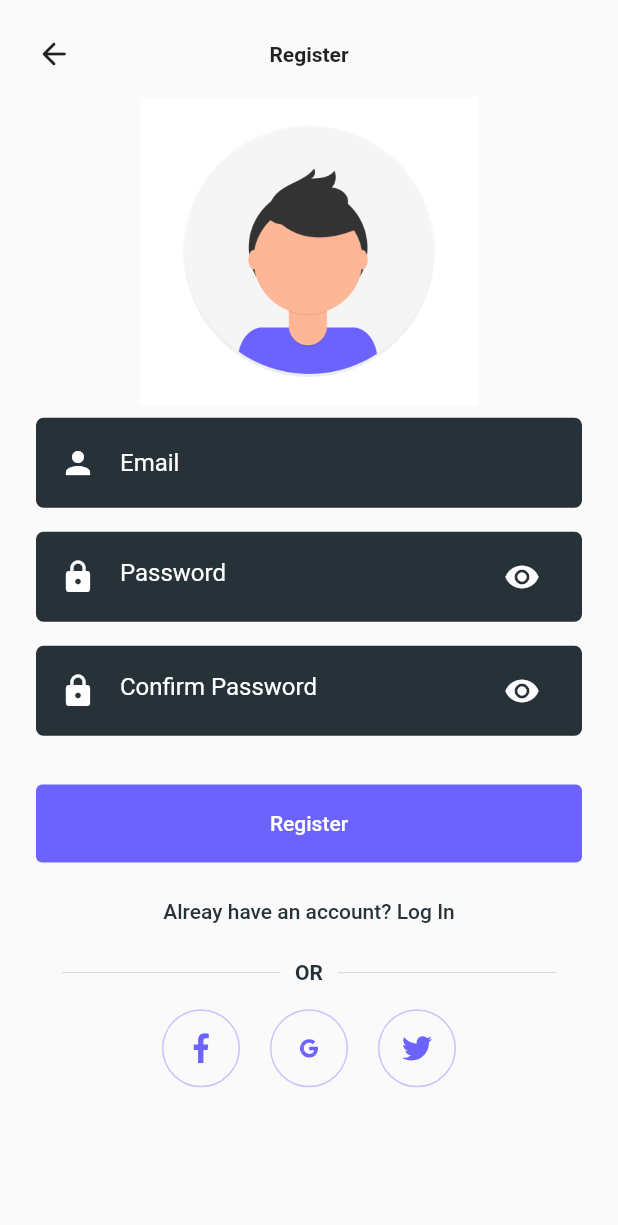
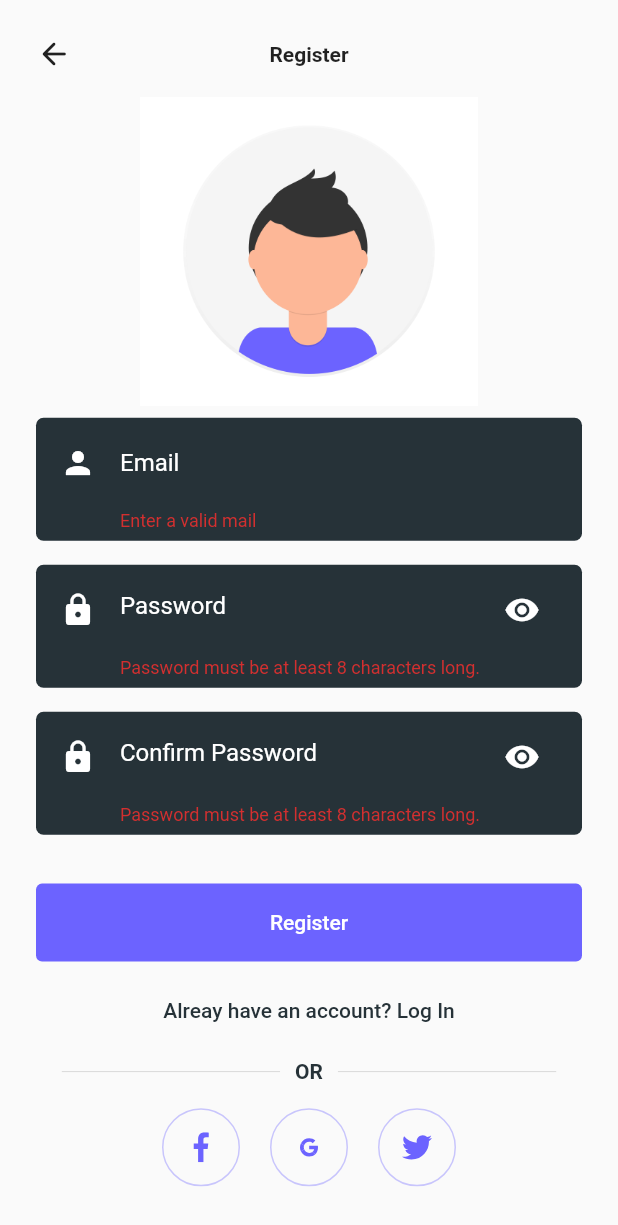
Before and after one commit to moradiyajay/chat_app, a Flutter app: the RegisterScreen screen opened by its route, after a tap on "Register", on a phone screen of 412 x 824 dp. Shown: the top 1225 px of the screen. Run offline on Flutter 3.47's test engine with Material 2 defaults, Android fonts, the phone set to English and light mode, and no system bars; our stand-ins replace firebase_auth, firebase_core, flutter_svg, google_sign_in; accounts and stored records are empty.

Commit message:
added email auth sucessfully

```diff
--- a/lib/firebase/firebase_service.dart
+++ b/lib/firebase/firebase_service.dart
@@ -5,9 +5,33 @@ import 'package:flutter/cupertino.dart';
 import 'package:google_sign_in/google_sign_in.dart';
 
 class FirebaseServiceProvider with ChangeNotifier {
-  GoogleSignInAccount? _user;
+  // GoogleSignInAccount? _user;
+  bool _isLogin = true;
+  String _userName = '';
+  String _userEmail = '';
+  String _userPassword = '';
 
-  GoogleSignInAccount get user => _user!;
+  // GoogleSignInAccount get user => _user!;
+
+  String get userName => _userName;
+  String get userEmail => _userEmail;
+  String get userPassword => _userPassword;
+
+  set isLogin(bool isLogin) {
+    _isLogin = isLogin;
+  }
+
+  set userName(String userName) {
+    _userName = userName;
+  }
+
+  set userEmail(String userEmail) {
+    _userEmail = userEmail;
+  }
+
+  set userPassword(String userPassword) {
+    _userPassword = userPassword;
+  }
 
   final FirebaseAuth _auth = FirebaseAuth.instance;
   final GoogleSignIn _googleSignIn = GoogleSignIn();
@@ -17,7 +41,6 @@ class FirebaseServiceProvider with ChangeNotifier {
       final GoogleSignInAccount? googleSignInAccount =
           await _googleSignIn.signIn();
 
-      if (googleSignInAccount != null) _user = googleSignInAccount;
       final GoogleSignInAuthentication googleSignInAuthentication =
           await googleSignInAccount!.authentication;
 
@@ -33,6 +56,54 @@ class FirebaseServiceProvider with ChangeNotifier {
     }
   }
 
+  Future<String?> signInWithEmail() async {
+    try {
+      if (_isLogin) {
+        await _auth.signInWithEmailAndPassword(
+            email: _userEmail, password: _userPassword);
+        notifyListeners();
+      } else {
+        await _auth.createUserWithEmailAndPassword(
+            email: _userEmail, password: _userPassword);
+        notifyListeners();
+      }
+    } on FirebaseAuthException catch (error) {
+      // print('error: ${error.code}');
+      switch (error.code) {
+        case "ERROR_EMAIL_ALREADY_IN_USE":
+        case "account-exists-with-different-credential":
+        case "email-already-in-use":
+          return "User already exists.";
+
+        case "ERROR_WRONG_PASSWORD":
+        case "wrong-password":
+          return "Wrong email/password.";
+
+        case "ERROR_USER_NOT_FOUND":
+        case "user-not-found":
+          return "No user found.";
+
+        case "ERROR_USER_DISABLED":
+        case "user-disabled":
+          return "User disabled.";
+
+        case "ERROR_TOO_MANY_REQUESTS":
+        case "operation-not-allowed":
+          return "Too many requests to log into this account.";
+
+        case "ERROR_OPERATION_NOT_ALLOWED":
+          return "Server error, please try again later.";
+
+        case "ERROR_INVALID_EMAIL":
+        case "invalid-email":
+          return "Email address is invalid.";
+
+        default:
+          return "Login failed. Please try again.";
+      }
+    }
+  }
+
   Future<void> signOut() async {
     if (await _googleSignIn.isSignedIn()) {
       await _googleSignIn.disconnect();
--- a/lib/screens/register_screen.dart
+++ b/lib/screens/register_screen.dart
@@ -1,5 +1,6 @@
 // ignore_for_file: prefer_const_constructors
 
+import 'package:chat_app/screens/chat_room_screen.dart';
 import 'package:chat_app/screens/home_screen.dart';
 import 'package:flutter/material.dart';
 
@@ -20,6 +21,9 @@ class RegisterScreen extends StatefulWidget {
 }
 
 class _RegisterScreenState extends State<RegisterScreen> {
+  final _formKey = GlobalKey<FormState>();
+  final TextEditingController _pass = TextEditingController();
+
   void navigatToLogin(BuildContext context) {
     Navigator.of(context).pushReplacement(
       PageRouteBuilder(
@@ -46,6 +50,7 @@ class _RegisterScreenState extends State<RegisterScreen> {
     Size size = MediaQuery.of(context).size;
     FirebaseServiceProvider firebaseServiceProvide =
         Provider.of<FirebaseServiceProvider>(context);
+    firebaseServiceProvide.isLogin = false;
     return Scaffold(
       body: SafeArea(
         child: SingleChildScrollView(
@@ -53,6 +58,9 @@ class _RegisterScreenState extends State<RegisterScreen> {
             padding: const EdgeInsets.all(24),
             margin: EdgeInsets.only(
                 bottom: MediaQuery.of(context).viewInsets.bottom),
+            child: Form(
+              key: _formKey,
+              // autovalidate: true,
               child: Column(
                 mainAxisAlignment: MainAxisAlignment.center,
                 mainAxisSize: MainAxisSize.min,
@@ -84,24 +92,49 @@ class _RegisterScreenState extends State<RegisterScreen> {
                     primaryColor: Theme.of(context).colorScheme.onSecondary,
                     secondaryColor: Colors.white,
                     icon: Icons.person,
+                    onSaved: (value) =>
+                        firebaseServiceProvide.userEmail = value,
                   ),
                   RectanglePasswordField(
                     hintText: 'Password',
+                    controller: _pass,
                     primaryColor: Theme.of(context).colorScheme.onSecondary,
                     secondaryColor: Colors.white,
                     icon: Icons.lock,
+                    textInputAction: TextInputAction.next,
+                    onSaved: (value) {},
                   ),
                   RectanglePasswordField(
                     hintText: 'Confirm Password',
                     primaryColor: Theme.of(context).colorScheme.onSecondary,
                     secondaryColor: Colors.white,
                     icon: Icons.lock,
+                    confirmController: _pass,
+                    onSaved: (value) =>
+                        firebaseServiceProvide.userPassword = value,
                   ),
                   SizedBox(height: size.height * 0.025),
                   RectangleButton(
                     text: 'Register',
                     backgroundColor: Theme.of(context).primaryColor,
-                  callback: () {},
+                    callback: () async {
+                      bool isValide = _formKey.currentState!.validate();
+                      if (isValide) {
+                        _formKey.currentState!.save();
+                        String? error =
+                            await firebaseServiceProvide.signInWithEmail();
+                        if (error != null) {
+                          ScaffoldMessenger.of(context).clearSnackBars();
+                          ScaffoldMessenger.of(context).showSnackBar(
+                            SnackBar(
+                              content: Text(error),
+                            ),
+                          );
+                        } else {
+                          Navigator.pop(context);
+                        }
+                      }
+                    },
                   ),
                   SizedBox(height: size.height * 0.025),
                   GestureDetector(
@@ -128,15 +161,7 @@ class _RegisterScreenState extends State<RegisterScreen> {
                         callback: () async {
                           await firebaseServiceProvide
                               .signInwithGoogle()
-                            .then((value) => Navigator.of(context).pop());
-                        // .then(
-                        //       (value) => Navigator.push(
-                        //         context,
-                        //         PageRouteBuilder(
-                        //           pageBuilder: (ctx, _, __) => HomeScreen(),
-                        //         ),
-                        //       ),
-                        //     );
+                              .then((value) => Navigator.pop(context));
                         },
                       ),
                       SocialIcon(
@@ -150,6 +175,7 @@ class _RegisterScreenState extends State<RegisterScreen> {
             ),
           ),
         ),
+      ),
     );
   }
 }
--- a/lib/widgets/rectangle_input_field.dart
+++ b/lib/widgets/rectangle_input_field.dart
@@ -8,21 +8,41 @@ class RectangleInputField extends StatelessWidget {
   final Color secondaryColor;
   final Color primaryColor;
   final IconData icon;
+  final Function onSaved;
+  final TextInputAction textInputAction;
+
   RectangleInputField({
     Key? key,
     required this.hintText,
     required this.primaryColor,
     required this.secondaryColor,
     required this.icon,
+    required this.onSaved,
+    this.textInputAction = TextInputAction.next,
   }) : super(key: key);
 
   @override
   Widget build(BuildContext context) {
     return TextFieldContiner(
       primaryColor: primaryColor,
-      child: TextField(
+      child: TextFormField(
+        autocorrect: false,
+        enableSuggestions: false,
         cursorColor: secondaryColor,
+        textCapitalization: TextCapitalization.none,
+        onSaved: (value) => onSaved(value),
         style: TextStyle(color: secondaryColor),
+        textInputAction: textInputAction,
+        validator: (value) {
+          const pattern = r'(^[a-zA-Z0-9_.+-]+@[a-zA-Z0-9-]+\.[a-zA-Z0-9-.]+$)';
+          final regExp = RegExp(pattern);
+
+          if (!regExp.hasMatch(value!)) {
+            return 'Enter a valid mail';
+          } else {
+            return null;
+          }
+        },
         decoration: InputDecoration(
           icon: Icon(
             icon,
--- a/lib/widgets/rectangle_password_field.dart
+++ b/lib/widgets/rectangle_password_field.dart
@@ -3,39 +3,78 @@
 import 'package:chat_app/components/text_field_container.dart';
 import 'package:flutter/material.dart';
 
-class RectanglePasswordField extends StatelessWidget {
+class RectanglePasswordField extends StatefulWidget {
   final String hintText;
   final Color secondaryColor;
   final Color primaryColor;
   final IconData icon;
+  final Function onSaved;
+  final TextInputAction textInputAction;
+  TextEditingController? controller;
+  TextEditingController? confirmController;
+
   RectanglePasswordField({
     Key? key,
     required this.hintText,
     required this.primaryColor,
     required this.secondaryColor,
     required this.icon,
+    required this.onSaved,
+    this.textInputAction = TextInputAction.done,
+    this.controller,
+    this.confirmController,
   }) : super(key: key);
+
+  @override
+  State<RectanglePasswordField> createState() => _RectanglePasswordFieldState();
+}
+
+class _RectanglePasswordFieldState extends State<RectanglePasswordField> {
+  bool secureText = true;
 
   @override
   Widget build(BuildContext context) {
     return TextFieldContiner(
-      primaryColor: primaryColor,
-      child: TextField(
-        cursorColor: secondaryColor,
-        style: TextStyle(color: secondaryColor),
-        obscureText: true,
+      primaryColor: widget.primaryColor,
+      child: TextFormField(
+        autocorrect: false,
+        enableSuggestions: false,
+        cursorColor: widget.secondaryColor,
+        obscureText: secureText,
+        textCapitalization: TextCapitalization.none,
+        controller: widget.controller,
+        style: TextStyle(color: widget.secondaryColor),
+        textInputAction: widget.textInputAction,
+        onSaved: (value) => widget.onSaved(value),
+        validator: (value) {
+          if (value!.isEmpty || value.length < 8) {
+            return 'Password must be at least 8 characters long.';
+          } else if (widget.confirmController != null &&
+              widget.confirmController!.text != value) {
+            return 'Password must be same';
+          } else {
+            return null;
+          }
+        },
         decoration: InputDecoration(
           icon: Icon(
-            icon,
-            color: secondaryColor,
+            widget.icon,
+            color: widget.secondaryColor,
           ),
-          suffixIcon: Icon(
-            Icons.visibility,
-            color: secondaryColor,
+          suffixIcon: GestureDetector(
+            onTap: () {
+              setState(() {
+                secureText = !secureText;
+              });
+            },
+            child: Icon(
+              secureText ? Icons.visibility : Icons.visibility_off,
+              color: widget.secondaryColor,
+            ),
           ),
-          fillColor: secondaryColor,
-          hintText: hintText,
-          hintStyle: TextStyle(color: secondaryColor),
+          fillColor: widget.secondaryColor,
+          hintText: widget.hintText,
+          hintStyle: TextStyle(color: widget.secondaryColor),
           border: InputBorder.none,
         ),
       ),
```
Also changed, not shown: lib/screens/log_in_screen.dart (+30 -1 lines). Lines whose indentation alone changed are shown as unchanged.
